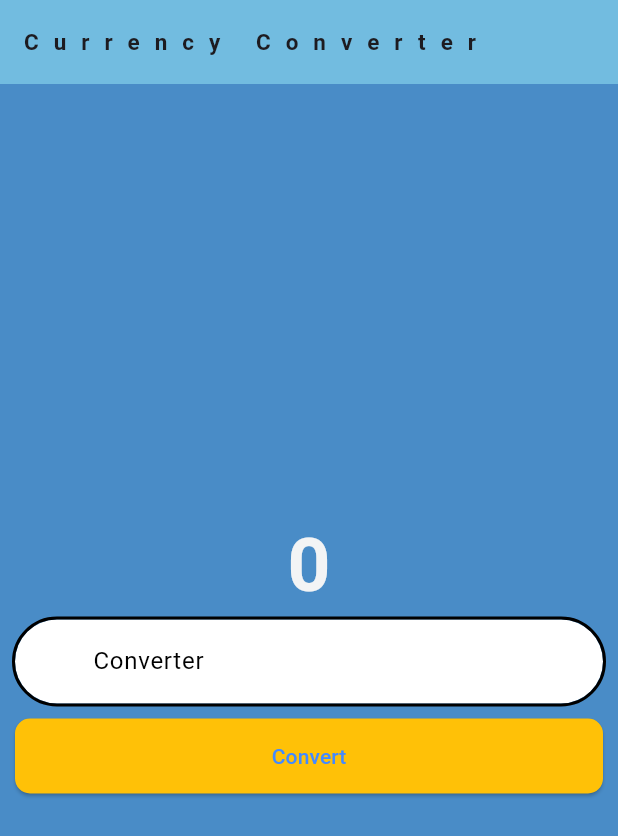
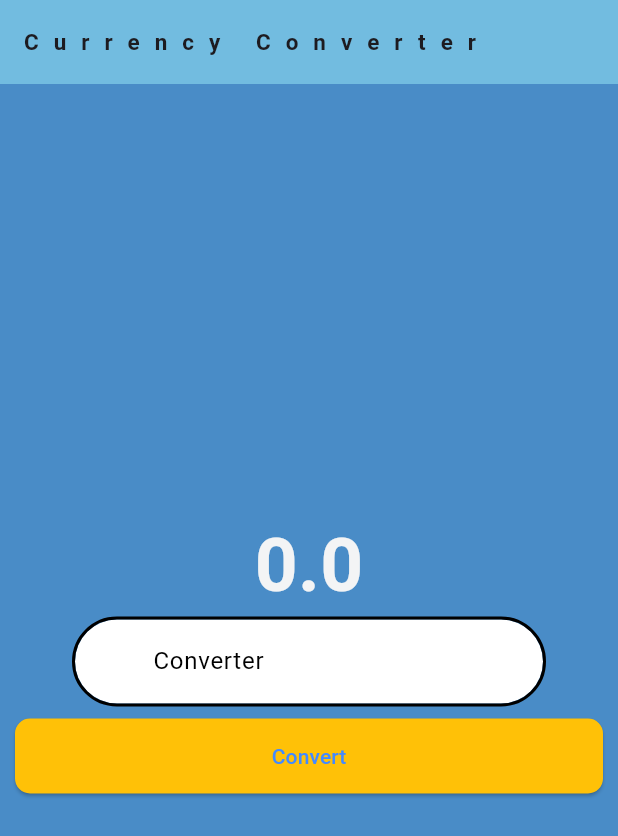
Before and after one commit to House197/Flutter, a Flutter app: the screen it shows after launch, after a tap on "Convert", on a phone screen of 412 x 824 dp. Shown: the top 836 px of the screen. Run offline on Flutter 3.47's test engine with Material 3 defaults, Android fonts, the phone set to English and light mode, and no system bars.

Commit message:
Update project

```diff
--- a/currency_converter/lib/currency_converter.dart
+++ b/currency_converter/lib/currency_converter.dart
@@ -1,12 +1,26 @@
 import 'package:flutter/material.dart';
 
-class CurrencyConverterMaterialPage extends StatelessWidget {
+class CurrencyConverterMaterialPage extends StatefulWidget {
 
   const CurrencyConverterMaterialPage({super.key});
 
   @override
+  State<CurrencyConverterMaterialPage> createState() {
+    print('createState');
+    return _CurrencyConverterMaterialPageState();
+  }
+}
+
+// State es una clase abstracta, por lo que se debe instanciarla. Se hace privada para que no pueda ser accedida fuera de este archivo.
+// Se indica que la clase esta relacionada con la de StatefulWidget al colocarle el tipo de la funcion por medio de <>
+
+class _CurrencyConverterMaterialPageState extends State<CurrencyConverterMaterialPage> {
+
+  double result = 0;
+  final TextEditingController textEditingController = TextEditingController();
+
+  @override
   Widget build(BuildContext context) {
-
     // Se pueden guardar Widgets en variables, lo cual ayuda para un factor comun.
     final border = OutlineInputBorder(
                       borderSide: const BorderSide(
@@ -20,7 +34,7 @@ class CurrencyConverterMaterialPage extends StatelessWidget {
 
     return Scaffold(
       appBar: AppBar(
-        backgroundColor: Color.fromARGB(255, 114, 188, 224),
+        backgroundColor: const Color.fromARGB(255, 114, 188, 224),
         elevation: 0, // Quita linea de bottom que le da
         title: const Text('Currency Converter',
         textAlign: TextAlign.center,
@@ -39,14 +53,17 @@ class CurrencyConverterMaterialPage extends StatelessWidget {
               mainAxisAlignment: MainAxisAlignment.center,
               crossAxisAlignment: CrossAxisAlignment.center,
               children: [
-                const Text('0', style: TextStyle(
+                Text(
+                result.toString(),
+                style: const TextStyle(
                   color: Color.fromARGB(255, 243, 244, 245),
                   fontWeight: FontWeight.bold,
                   fontSize: 50,
                 )),
                 Padding(
-                  padding: const EdgeInsets.symmetric(horizontal: 10.0),
+                  padding: const EdgeInsets.symmetric(horizontal: 50.0),
                   child: TextField(
+                    controller: textEditingController,
                     style: const TextStyle(
                       fontWeight: FontWeight.bold
                     ),
@@ -71,7 +88,9 @@ class CurrencyConverterMaterialPage extends StatelessWidget {
                   padding: const EdgeInsets.all(10.0),
                   child: ElevatedButton(
                     onPressed: () {
-                        print('I was clicked');
+                       setState(() {
+                          result = double.parse(textEditingController.text);
+                       });
                     },
                     style: ElevatedButton.styleFrom(
                       backgroundColor: Colors.amber,
```
Also changed, not shown: 1 other file.
